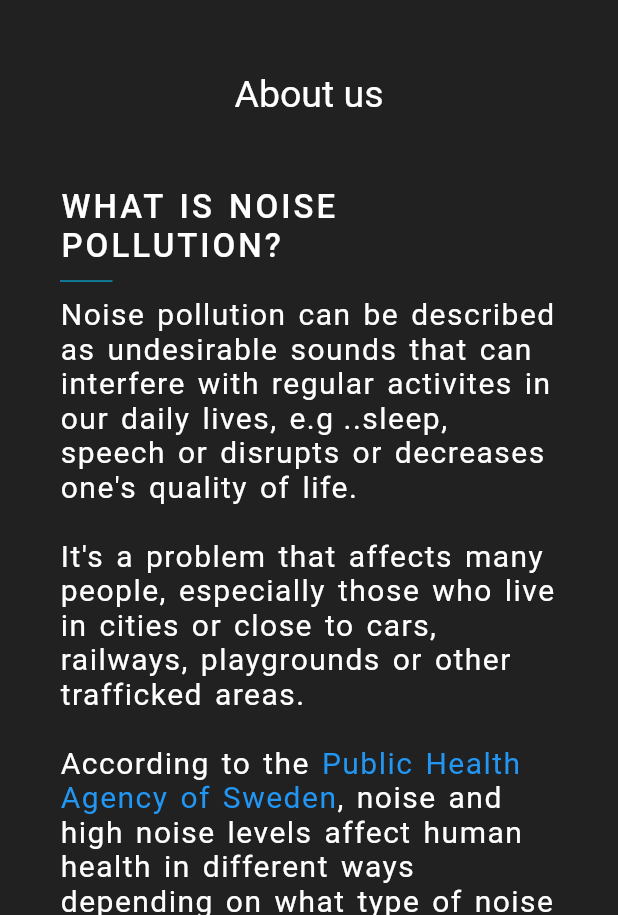
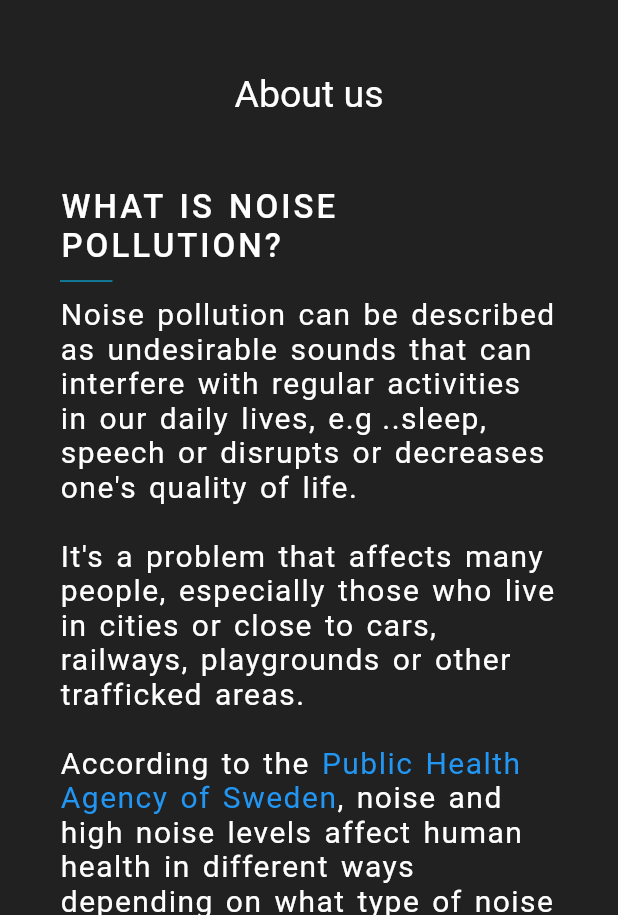
Before and after one commit to allj9618/noisepollutionlocator_71, a Flutter app: the AboutScaffold screen opened directly, on a phone screen of 412 x 824 dp, the part 321-1236 px from its top. Run offline on Flutter 3.47's test engine with Material 2 defaults, Android fonts, the phone set to English and light mode, and no system bars; our stand-ins replace animated_splash_screen, flutter_map, flutter_slidable, geolocator, google_sign_in, latlong and 2 more; missing offline and left inert: ff_navigation_bar, flutter_map_location, noise_meter; accounts and stored records are empty.

Commit message:
corrected spelling

```diff
--- a/lib/about/about_text.dart
+++ b/lib/about/about_text.dart
@@ -74,7 +74,7 @@ class TextContent extends StatelessWidget {
       TextSpan(children: [
         TextSpan(
           text:
-              "Noise pollution can be described as undesirable sounds that can interfere with regular activites in our daily lives, e.g ..sleep, speech or disrupts or decreases one's quality of life.\n\nIt's a problem that affects many people, especially those who live in cities or close to cars, railways, playgrounds or other trafficked areas. \n\nAccording to the ",
+              "Noise pollution can be described as undesirable sounds that can interfere with regular activities in our daily lives, e.g ..sleep, speech or disrupts or decreases one's quality of life.\n\nIt's a problem that affects many people, especially those who live in cities or close to cars, railways, playgrounds or other trafficked areas. \n\nAccording to the ",
           style: textBlockStyle(context),
         ),
         linkToFOHM.text,
```
